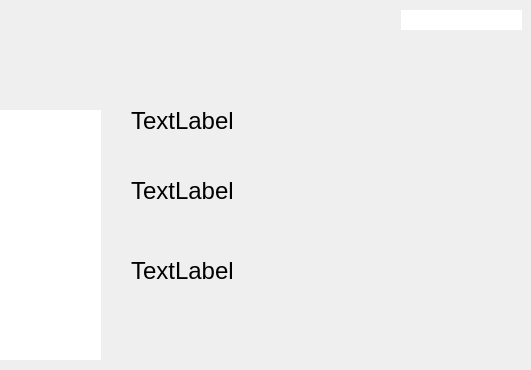
Before: the Qt Designer form admin_book_view_screen.ui in MrCooperGit/Assessment-2_Library-Management-System, drawn with Qt 5; both pictures show x 269 to 800 and y 0 to 370 of the 800 by 600 pixel window.
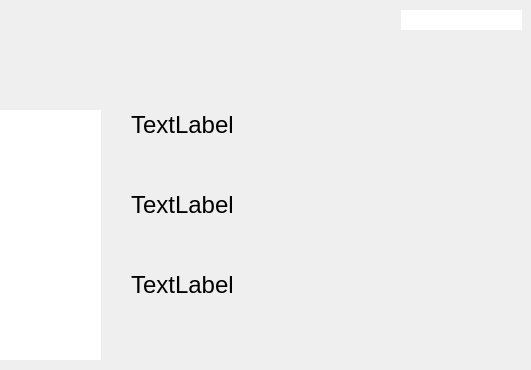
After: the same form once the commit is applied.

Commit message: Added edit book functionality + various small changes and fixes

```diff
--- a/admin_book_view_screen.ui
+++ b/admin_book_view_screen.ui
@@ -184,26 +184,14 @@
      <x>400</x>
      <y>100</y>
      <width>371</width>
-     <height>41</height>
+     <height>50</height>
     </rect>
    </property>
-   <property name="font">
-    <font>
-     <pointsize>18</pointsize>
-    </font>
-   </property>
-   <property name="text">
-    <string>TextLabel</string>
-   </property>
-  </widget>
-  <widget class="QLabel" name="label_bookAuthor">
-   <property name="geometry">
-    <rect>
-     <x>400</x>
-     <y>180</y>
-     <width>371</width>
-     <height>21</height>
-    </rect>
+   <property name="minimumSize">
+    <size>
+     <width>0</width>
+     <height>50</height>
+    </size>
    </property>
    <property name="font">
     <font>
@@ -220,8 +208,38 @@
      <x>400</x>
      <y>260</y>
      <width>371</width>
-     <height>21</height>
+     <height>50</height>
     </rect>
+   </property>
+   <property name="minimumSize">
+    <size>
+     <width>0</width>
+     <height>50</height>
+    </size>
+   </property>
+   <property name="font">
+    <font>
+     <pointsize>18</pointsize>
+    </font>
+   </property>
+   <property name="text">
+    <string>TextLabel</string>
+   </property>
+  </widget>
+  <widget class="QLabel" name="label_bookAuthor">
+   <property name="geometry">
+    <rect>
+     <x>400</x>
+     <y>180</y>
+     <width>371</width>
+     <height>50</height>
+    </rect>
+   </property>
+   <property name="minimumSize">
+    <size>
+     <width>0</width>
+     <height>50</height>
+    </size>
    </property>
    <property name="font">
     <font>
```
The commit also changes 13 other files.
